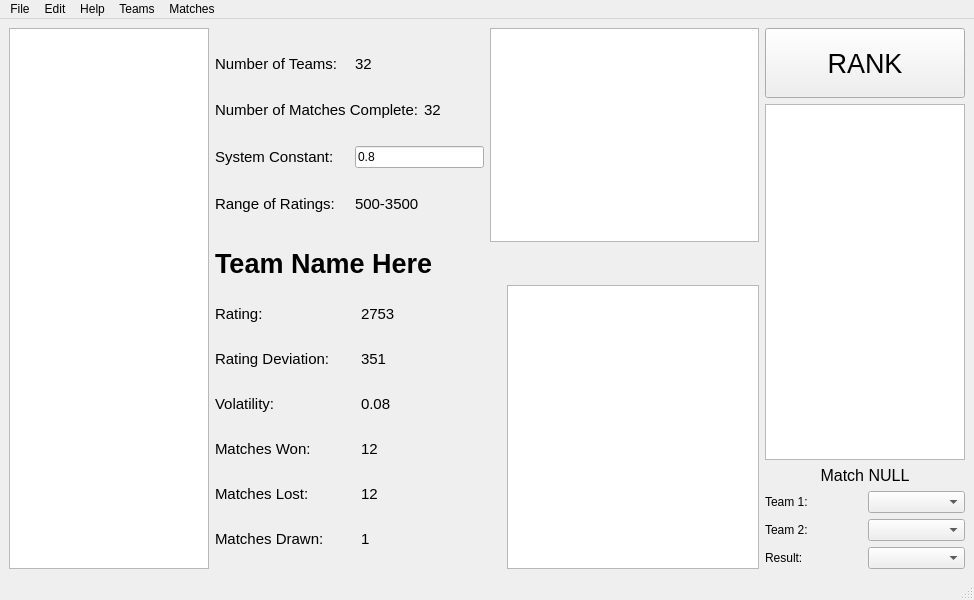
cambo14/glicko-2-ranker, file mainwindow.ui: the form before one commit.
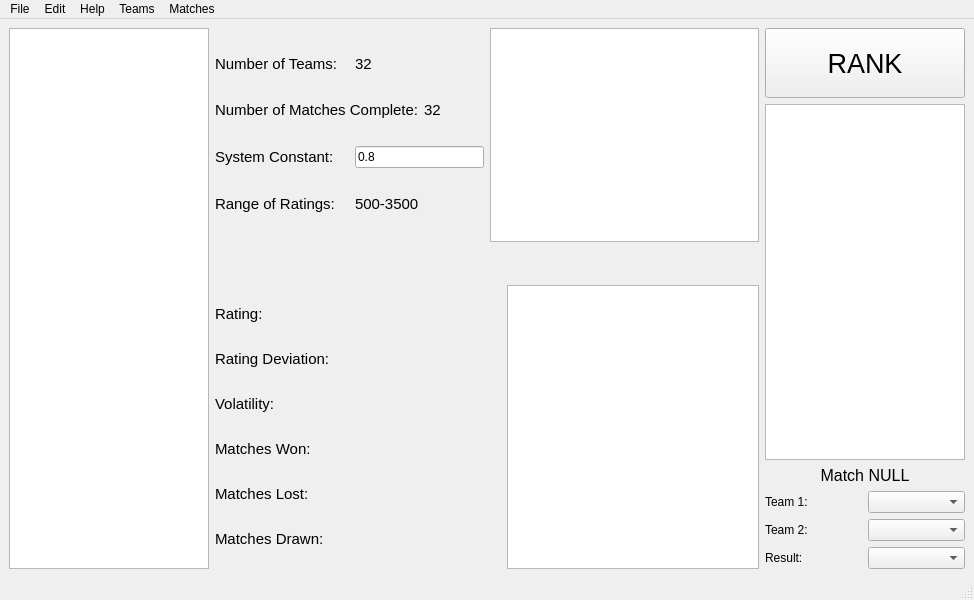
The form after the commit. Custom widgets are drawn as their Qt base class.

The edit to the form file:
```diff
--- a/mainwindow.ui
+++ b/mainwindow.ui
@@ -303,7 +303,7 @@
            </font>
           </property>
           <property name="text">
-           <string>Team Name Here</string>
+           <string/>
           </property>
          </widget>
         </item>
@@ -357,7 +357,7 @@
                  </font>
                 </property>
                 <property name="text">
-                 <string>2753</string>
+                 <string/>
                 </property>
                </widget>
               </item>
@@ -409,7 +409,7 @@
                  </font>
                 </property>
                 <property name="text">
-                 <string>351</string>
+                 <string/>
                 </property>
                </widget>
               </item>
@@ -461,7 +461,7 @@
                  </font>
                 </property>
                 <property name="text">
-                 <string>0.08</string>
+                 <string/>
                 </property>
                </widget>
               </item>
@@ -513,7 +513,7 @@
                  </font>
                 </property>
                 <property name="text">
-                 <string>12</string>
+                 <string/>
                 </property>
                </widget>
               </item>
@@ -565,7 +565,7 @@
                  </font>
                 </property>
                 <property name="text">
-                 <string>12</string>
+                 <string/>
                 </property>
                </widget>
               </item>
@@ -617,7 +617,7 @@
                  </font>
                 </property>
                 <property name="text">
-                 <string>1</string>
+                 <string/>
                 </property>
                </widget>
               </item>
```
